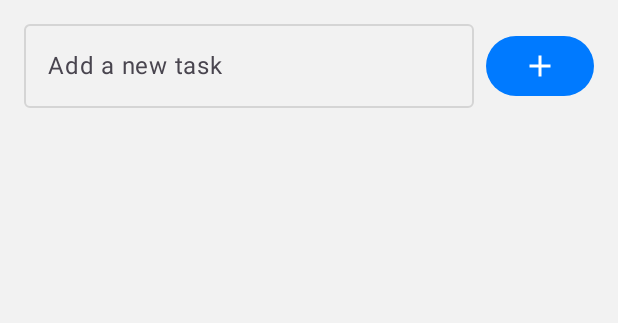
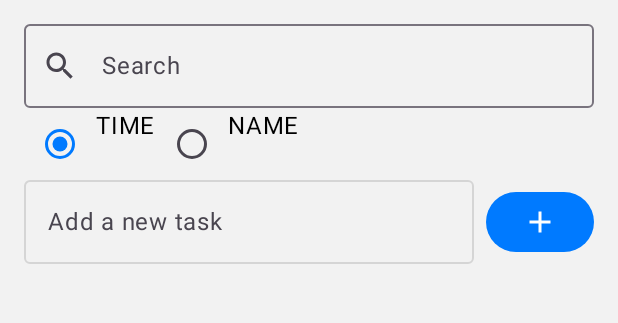
Before and after one commit to LeonixZx/ToDoList2, an Android app built with Jetpack Compose: the screen it shows after launch (MainActivity), on a phone screen of 412 x 824 dp, the part 96-419 px from its top. Run offline under Robolectric (Android 15) with nearby library versions, the phone set to English and light mode, and no system bars; our stand-ins replace AdMob; 3 statements that could not run were skipped.

Commit message:
Add Icon

```diff
--- a/app/src/main/AndroidManifest.xml
+++ b/app/src/main/AndroidManifest.xml
@@ -13,6 +13,7 @@
         android:theme="@style/Theme.ToDoList"
         android:name=".TodoApplication"
         tools:targetApi="31">
+
 
 
         <!-- AdMob App ID -->
--- a/app/src/main/java/com/example/todolist/MainActivity.kt
+++ b/app/src/main/java/com/example/todolist/MainActivity.kt
@@ -19,6 +19,12 @@ import androidx.compose.ui.text.style.TextDecoration
 import androidx.compose.ui.unit.dp
 import androidx.lifecycle.viewmodel.compose.viewModel
 import com.example.todolist.ui.theme.MacOSTheme
+
+import androidx.compose.foundation.ExperimentalFoundationApi
+import androidx.compose.material.icons.filled.Search
+import androidx.compose.ui.graphics.Color
+import java.text.SimpleDateFormat
+import java.util.*
 
 
 class MainActivity : ComponentActivity() {
@@ -44,6 +50,8 @@ class MainActivity : ComponentActivity() {
 @Composable
 fun TodoApp(todoViewModel: TodoViewModel = viewModel()) {
     var newTodoText by remember { mutableStateOf("") }
+    var searchQuery by remember { mutableStateOf("") }
+    var sortOption by remember { mutableStateOf(SortOption.TIME) }
 
     Scaffold(
         topBar = {
@@ -62,6 +70,14 @@ fun TodoApp(todoViewModel: TodoViewModel = viewModel()) {
                 .padding(innerPadding)
                 .padding(16.dp)
         ) {
+            SearchBar(
+                query = searchQuery,
+                onQueryChange = { searchQuery = it }
+            )
+            SortingOptions(
+                currentOption = sortOption,
+                onOptionSelected = { sortOption = it }
+            )
             TodoInput(
                 value = newTodoText,
                 onValueChange = { newTodoText = it },
@@ -74,13 +90,38 @@ fun TodoApp(todoViewModel: TodoViewModel = viewModel()) {
             )
             Spacer(modifier = Modifier.height(16.dp))
             TodoList(
-                todos = todoViewModel.todos,
+                todos = todoViewModel.getTodos(searchQuery, sortOption),
                 onToggleTodo = { todoViewModel.toggleTodo(it) },
                 onDeleteTodo = { todoViewModel.deleteTodo(it) }
             )
         }
     }
 }
+
+@Composable
+fun SearchBar(query: String, onQueryChange: (String) -> Unit) {
+    OutlinedTextField(
+        value = query,
+        onValueChange = onQueryChange,
+        modifier = Modifier.fillMaxWidth(),
+        placeholder = { Text("Search") },
+        leadingIcon = { Icon(Icons.Default.Search, contentDescription = null) }
+    )
+}
+
+@Composable
+fun SortingOptions(currentOption: SortOption, onOptionSelected: (SortOption) -> Unit) {
+    Row {
+        SortOption.values().forEach { option ->
+            RadioButton(
+                selected = currentOption == option,
+                onClick = { onOptionSelected(option) }
+            )
+            Text(option.name)
+        }
+    }
+}
+
 
 @OptIn(ExperimentalMaterial3Api::class)
 @Composable
@@ -107,58 +148,61 @@ fun TodoInput(value: String, onValueChange: (String) -> Unit, onAddTodo: () -> U
     }
 }
 
+@OptIn(ExperimentalFoundationApi::class)
 @Composable
 fun TodoList(
     todos: List<Todo>,
     onToggleTodo: (Int) -> Unit,
     onDeleteTodo: (Int) -> Unit
 ) {
-    LazyColumn(verticalArrangement = Arrangement.spacedBy(8.dp)) {
-        items(todos) { todo ->
-            TodoItem(todo, onToggleTodo, onDeleteTodo)
+    LazyColumn {
+        items(todos, key = { it.id }) { todo ->
+            TodoItem(
+                todo = todo,
+                onToggle = { onToggleTodo(todo.id) },
+                onDelete = { onDeleteTodo(todo.id) },
+                modifier = Modifier.animateItemPlacement()
+            )
         }
     }
 }
 
 @Composable
-fun TodoItem(todo: Todo, onToggleTodo: (Int) -> Unit, onDeleteTodo: (Int) -> Unit) {
-    Surface(
-        modifier = Modifier
+fun TodoItem(todo: Todo, onToggle: () -> Unit, onDelete: () -> Unit, modifier: Modifier = Modifier) {
+    Card(
+        modifier = modifier
             .fillMaxWidth()
-            .clip(RoundedCornerShape(8.dp)),
-        color = if (todo.isCompleted) MaterialTheme.colorScheme.surfaceVariant else MaterialTheme.colorScheme.surface,
-        tonalElevation = 1.dp
+            .padding(vertical = 4.dp),
+        elevation = CardDefaults.cardElevation(defaultElevation = 2.dp)
     ) {
         Row(
             modifier = Modifier
                 .fillMaxWidth()
-                .padding(vertical = 8.dp, horizontal = 16.dp),
+                .padding(16.dp),
             verticalAlignment = Alignment.CenterVertically
         ) {
-            Checkbox(
-                checked = todo.isCompleted,
-                onCheckedChange = { onToggleTodo(todo.id) },
-                colors = CheckboxDefaults.colors(
-                    checkedColor = MaterialTheme.colorScheme.primary,
-                    uncheckedColor = MaterialTheme.colorScheme.onSurface.copy(alpha = 0.6f)
+            Column(modifier = Modifier.weight(1f)) {
+                Text(
+                    text = todo.task,
+                    style = MaterialTheme.typography.bodyLarge,
+                    textDecoration = if (todo.isCompleted) TextDecoration.LineThrough else TextDecoration.None
+                )
+                Text(
+                    text = SimpleDateFormat("MMM dd, yyyy 'at' h:mm a", Locale.getDefault()).format(Date(todo.createdAt)),
+                    style = MaterialTheme.typography.bodySmall,
+                    color = MaterialTheme.colorScheme.onSurfaceVariant
+                )
+            }
+            Spacer(modifier = Modifier.width(8.dp))
+            AssistChip(
+                onClick = { onToggle() },
+                label = { Text(if (todo.isCompleted) "Completed" else "Pending") },
+                colors = AssistChipDefaults.assistChipColors(
+                    containerColor = if (todo.isCompleted) Color(0xFF4CAF50) else Color(0xFFFFA000)
                 )
             )
-            Text(
-                text = todo.task,
-                modifier = Modifier
-                    .weight(1f)
-                    .padding(start = 8.dp),
-                style = MaterialTheme.typography.bodyLarge.copy(
-                    textDecoration = if (todo.isCompleted) TextDecoration.LineThrough else TextDecoration.None
-                ),
-                color = if (todo.isCompleted) MaterialTheme.colorScheme.onSurface.copy(alpha = 0.6f) else MaterialTheme.colorScheme.onSurface
-            )
-            IconButton(onClick = { onDeleteTodo(todo.id) }) {
-                Icon(
-                    Icons.Default.Delete,
-                    contentDescription = "Delete todo",
-                    tint = MaterialTheme.colorScheme.error
-                )
+            IconButton(onClick = onDelete) {
+                Icon(Icons.Default.Delete, contentDescription = "Delete")
             }
         }
     }
--- a/app/src/main/java/com/example/todolist/TodoViewModel.kt
+++ b/app/src/main/java/com/example/todolist/TodoViewModel.kt
@@ -5,6 +5,11 @@ import androidx.compose.runtime.mutableStateListOf
 import androidx.lifecycle.AndroidViewModel
 import com.google.gson.Gson
 import com.google.gson.reflect.TypeToken
+import java.util.*
+
+enum class SortOption {
+    TIME, NAME
+}
 
 class TodoViewModel(application: Application) : AndroidViewModel(application) {
     private val _todos = mutableStateListOf<Todo>()
@@ -31,8 +36,16 @@ class TodoViewModel(application: Application) : AndroidViewModel(application) {
         prefs.edit().putString("todos", todosJson).apply()
     }
 
+    fun getTodos(query: String, sortOption: SortOption): List<Todo> {
+        return _todos.filter { it.task.contains(query, ignoreCase = true) }
+            .sortedWith(when (sortOption) {
+                SortOption.TIME -> compareByDescending { it.createdAt }
+                SortOption.NAME -> compareBy { it.task.lowercase(Locale.getDefault()) }
+            })
+    }
+
     fun addTodo(task: String) {
-        _todos.add(Todo(id = _todos.size + 1, task = task))
+        _todos.add(Todo(id = (_todos.maxOfOrNull { it.id } ?: 0) + 1, task = task))
         saveTodos()
     }
 
@@ -48,4 +61,12 @@ class TodoViewModel(application: Application) : AndroidViewModel(application) {
         _todos.removeAll { it.id == id }
         saveTodos()
     }
+
+    fun moveTodo(fromIndex: Int, toIndex: Int) {
+        if (fromIndex in _todos.indices && toIndex in _todos.indices && fromIndex != toIndex) {
+            val todo = _todos.removeAt(fromIndex)
+            _todos.add(toIndex, todo)
+            saveTodos()
+        }
+    }
 }
```
Also changed, not shown: app/src/main/java/com/example/todolist/Todo.kt (+6 -1 lines).
